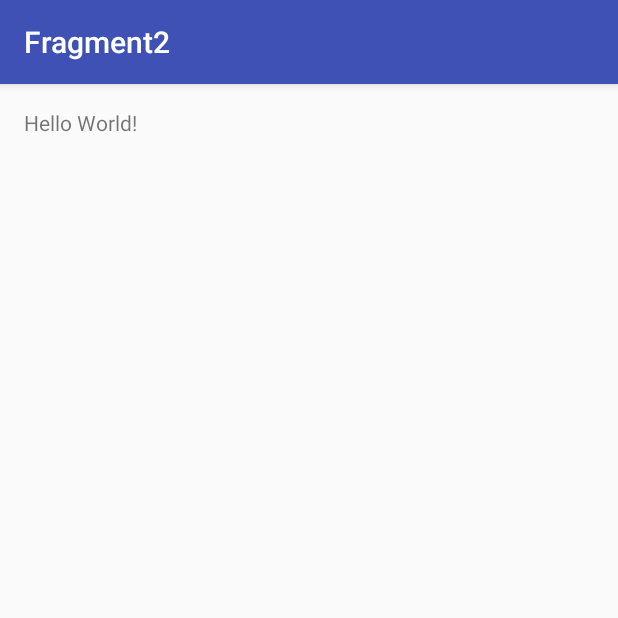
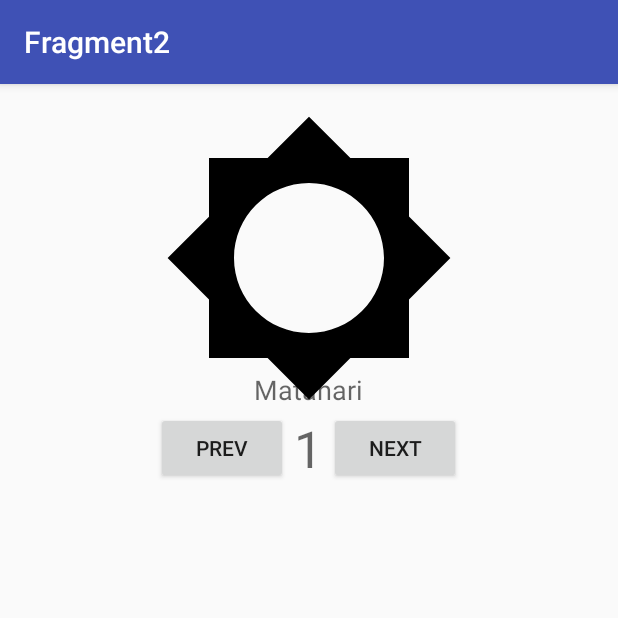
Before and after one commit to rehanarroihan/Fragment2, an Android app: the screen it shows after launch (MainActivity), on a phone screen of 412 x 824 dp, the top half of it. Run offline under Robolectric (Android 15) with nearby library versions, the phone set to English and light mode, and no system bars.

Commit message:
Fragment Change View 1 Fragment

```diff
--- a/app/build.gradle
+++ b/app/build.gradle
@@ -25,5 +25,6 @@ dependencies {
         exclude group: 'com.android.support', module: 'support-annotations'
     })
     compile 'com.android.support:appcompat-v7:25.1.0'
+    compile 'com.android.support:support-v4:25.1.0'
     testCompile 'junit:junit:4.12'
 }
--- a/app/src/main/java/id/sch/smktelkom_mlg/learn/fragment2/MainActivity.java
+++ b/app/src/main/java/id/sch/smktelkom_mlg/learn/fragment2/MainActivity.java
@@ -1,13 +1,72 @@
 package id.sch.smktelkom_mlg.learn.fragment2;
 
 import android.os.Bundle;
+import android.support.v4.app.Fragment;
+import android.support.v4.app.FragmentManager;
 import android.support.v7.app.AppCompatActivity;
+import android.view.View;
+import android.widget.TextView;
 
 public class MainActivity extends AppCompatActivity {
-
+    private int mNo;
+    private TextView tvNumber;
     @Override
     protected void onCreate(Bundle savedInstanceState) {
         super.onCreate(savedInstanceState);
         setContentView(R.layout.activity_main);
+        initSelector();
+        mNo = 1;
+        changePage(mNo);
+    }
+
+    private void changePage(int no) {
+        changeNumber(no);
+        changeFragment(no);
+    }
+
+    private void changeNumber(int no) {
+        tvNumber.setText(String.valueOf(no));
+    }
+
+    private void initSelector() {
+        tvNumber = (TextView) findViewById(R.id.textViewNumber);
+        findViewById(R.id.buttonPrev)
+                .setOnClickListener(new View.OnClickListener() {
+                    @Override
+                    public void onClick(View v) {
+                        if (mNo > 1) {
+                            changePage(--mNo);
+                        }
+                    }
+                });
+        findViewById(R.id.buttonNext)
+                .setOnClickListener(new View.OnClickListener() {
+                    @Override
+                    public void onClick(View v) {
+                        if (mNo < 3) {
+                            changePage(++mNo);
+                        }
+                    }
+                });
+    }
+
+    private void changeFragment(int no) {
+        FragmentManager fm = getSupportFragmentManager();
+        Fragment fragment = null;
+        switch (no) {
+            case 1:
+                fragment = View1Fragment.newInstance(
+                        R.drawable.ic_brightness_5_black_24dp, "Matahari");
+                break;
+            case 2:
+                fragment = View1Fragment.newInstance(
+                        R.drawable.ic_brightness_2_black_24dp, "Bulan");
+                break;
+            case 3:
+                fragment = View1Fragment.newInstance(
+                        R.drawable.ic_wb_cloudy_black_24dp, "Awan");
+                break;
+        }
+        fm.beginTransaction().replace(R.id.container, fragment).commitNow();
     }
 }
--- /dev/null
+++ b/app/src/main/java/id/sch/smktelkom_mlg/learn/fragment2/View1Fragment.java
@@ -0,0 +1,50 @@
+package id.sch.smktelkom_mlg.learn.fragment2;
+
+import android.os.Bundle;
+import android.support.v4.app.Fragment;
+import android.view.LayoutInflater;
+import android.view.View;
+import android.view.ViewGroup;
+import android.widget.ImageView;
+import android.widget.TextView;
+
+public class View1Fragment extends Fragment {
+    private static final String ARG_IMAGE = "image";
+    private static final String ARG_TEXT = "text";
+    private int mImage;
+    private String mText;
+    private ImageView ivImage;
+    private TextView tvText;
+
+    public View1Fragment() {
+        // Required empty public constructor
+    }
+
+    public static View1Fragment newInstance(int image, String text) {
+        View1Fragment fragment = new View1Fragment();
+        Bundle args = new Bundle();
+        args.putInt(ARG_IMAGE, image);
+        args.putString(ARG_TEXT, text);
+        fragment.setArguments(args);
+        return fragment;
+    }
+
+    @Override
+    public void onCreate(Bundle savedInstanceState) {
+        super.onCreate(savedInstanceState);
+        if (getArguments() != null) {
+            mImage = getArguments().getInt(ARG_IMAGE);
+            mText = getArguments().getString(ARG_TEXT);
+        }
+    }
+
+    @Override
+    public View onCreateView(LayoutInflater inflater, ViewGroup container, Bundle savedInstanceState) {
+        View view = inflater.inflate(R.layout.fragment_view1, container, false);
+        ivImage = (ImageView) view.findViewById(R.id.imageView);
+        tvText = (TextView) view.findViewById(R.id.textView);
+        ivImage.setImageResource(mImage);
+        tvText.setText(mText);
+        return view;
+    }
+}
--- /dev/null
+++ b/app/src/main/res/drawable/ic_brightness_2_black_24dp.xml
@@ -0,0 +1,9 @@
+<vector xmlns:android="http://schemas.android.com/apk/res/android"
+    android:width="24dp"
+    android:height="24dp"
+    android:viewportHeight="24.0"
+    android:viewportWidth="24.0">
+    <path
+        android:fillColor="#FF000000"
+        android:pathData="M10,2c-1.82,0 -3.53,0.5 -5,1.35C7.99,5.08 10,8.3 10,12s-2.01,6.92 -5,8.65C6.47,21.5 8.18,22 10,22c5.52,0 10,-4.48 10,-10S15.52,2 10,2z" />
+</vector>
--- /dev/null
+++ b/app/src/main/res/drawable/ic_brightness_5_black_24dp.xml
@@ -0,0 +1,9 @@
+<vector xmlns:android="http://schemas.android.com/apk/res/android"
+    android:width="24dp"
+    android:height="24dp"
+    android:viewportHeight="24.0"
+    android:viewportWidth="24.0">
+    <path
+        android:fillColor="#FF000000"
+        android:pathData="M20,15.31L23.31,12 20,8.69V4h-4.69L12,0.69 8.69,4H4v4.69L0.69,12 4,15.31V20h4.69L12,23.31 15.31,20H20v-4.69zM12,18c-3.31,0 -6,-2.69 -6,-6s2.69,-6 6,-6 6,2.69 6,6 -2.69,6 -6,6z" />
+</vector>
--- /dev/null
+++ b/app/src/main/res/drawable/ic_wb_cloudy_black_24dp.xml
@@ -0,0 +1,9 @@
+<vector xmlns:android="http://schemas.android.com/apk/res/android"
+    android:width="24dp"
+    android:height="24dp"
+    android:viewportHeight="24.0"
+    android:viewportWidth="24.0">
+    <path
+        android:fillColor="#FF000000"
+        android:pathData="M19.36,10.04C18.67,6.59 15.64,4 12,4 9.11,4 6.6,5.64 5.35,8.04 2.34,8.36 0,10.91 0,14c0,3.31 2.69,6 6,6h13c2.76,0 5,-2.24 5,-5 0,-2.64 -2.05,-4.78 -4.64,-4.96z" />
+</vector>
--- a/app/src/main/res/layout/activity_main.xml
+++ b/app/src/main/res/layout/activity_main.xml
@@ -1,17 +1,45 @@
 <?xml version="1.0" encoding="utf-8"?>
-<RelativeLayout xmlns:android="http://schemas.android.com/apk/res/android"
+<LinearLayout xmlns:android="http://schemas.android.com/apk/res/android"
     xmlns:tools="http://schemas.android.com/tools"
     android:id="@+id/activity_main"
     android:layout_width="match_parent"
     android:layout_height="match_parent"
+    android:orientation="vertical"
     android:paddingBottom="@dimen/activity_vertical_margin"
     android:paddingLeft="@dimen/activity_horizontal_margin"
     android:paddingRight="@dimen/activity_horizontal_margin"
     android:paddingTop="@dimen/activity_vertical_margin"
     tools:context="id.sch.smktelkom_mlg.learn.fragment2.MainActivity">
 
-    <TextView
-        android:layout_width="wrap_content"
+    <FrameLayout
+        android:id="@+id/container"
+        android:layout_width="match_parent"
+        android:layout_height="200dp" />
+
+    <LinearLayout
+        android:layout_width="match_parent"
         android:layout_height="wrap_content"
-        android:text="Hello World!" />
-</RelativeLayout>
+        android:gravity="center">
+
+        <Button
+            android:id="@+id/buttonPrev"
+            android:layout_width="wrap_content"
+            android:layout_height="wrap_content"
+            android:text="Prev" />
+
+        <TextView
+            android:id="@+id/textViewNumber"
+            android:layout_width="wrap_content"
+            android:layout_height="wrap_content"
+            android:layout_margin="4dp"
+            android:textAppearance="@style/TextAppearance.AppCompat.Display1"
+            tools:text="0" />
+
+        <Button
+            android:id="@+id/buttonNext"
+            android:layout_width="wrap_content"
+            android:layout_height="wrap_content"
+            android:text="Next" />
+
+    </LinearLayout>
+</LinearLayout>
--- /dev/null
+++ b/app/src/main/res/layout/fragment_view1.xml
@@ -0,0 +1,22 @@
+<FrameLayout xmlns:android="http://schemas.android.com/apk/res/android"
+    xmlns:tools="http://schemas.android.com/tools"
+    android:layout_width="match_parent"
+    android:layout_height="match_parent"
+    tools:context="id.sch.smktelkom_mlg.learn.fragment2.View1Fragment">
+
+    <ImageView
+        android:id="@+id/imageView"
+        android:layout_width="match_parent"
+        android:layout_height="match_parent"
+        android:layout_gravity="center"
+        tools:src="@mipmap/ic_launcher" />
+
+    <TextView
+        android:id="@+id/textView"
+        android:layout_width="wrap_content"
+        android:layout_height="wrap_content"
+        android:layout_gravity="bottom|center"
+        android:textAppearance="@style/TextAppearance.AppCompat.Medium"
+        tools:text="Title" />
+
+</FrameLayout>
--- a/app/src/main/res/values/strings.xml
+++ b/app/src/main/res/values/strings.xml
@@ -1,3 +1,6 @@
 <resources>
     <string name="app_name">Fragment2</string>
+
+    <!-- TODO: Remove or change this placeholder text -->
+    <string name="hello_blank_fragment">Hello blank fragment</string>
 </resources>
```
